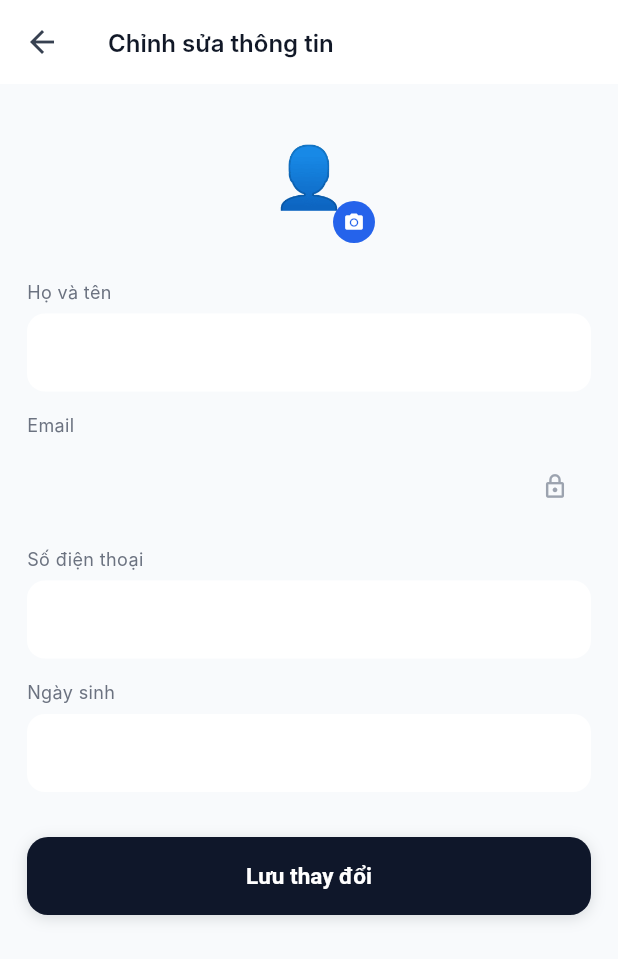
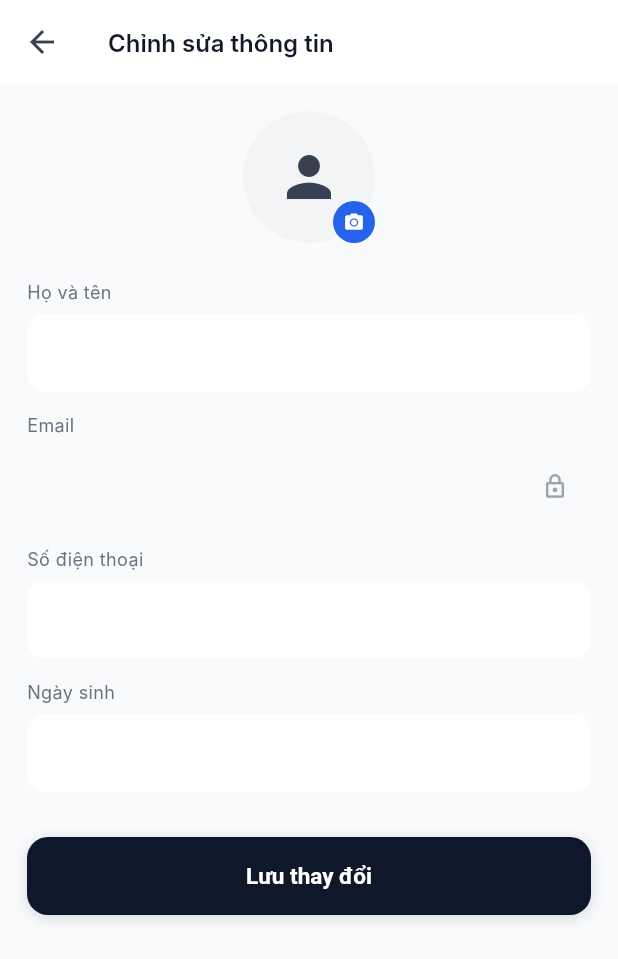
Before and after one commit to noobdude17/linh-kien-shop, a Flutter app: the EditProfileScreen screen opened by its route, on a phone screen of 412 x 824 dp. Shown: the top 959 px of the screen. Run offline on Flutter 3.47's test engine with Material 3 defaults, Android fonts, the phone set to English and light mode, and no system bars; our stand-ins replace cached_network_image, cloud_firestore, firebase_auth, firebase_core, flutter_map, flutter_riverpod and 7 more; accounts and stored records are empty; Roboto replaces fonts that are missing (Inter).

Commit message:
feat(profile): avatar system — Google photo + Cloudinary upload with crop
- Show Google avatar after login (read live from Auth); custom uploads take precedence
- Change avatar: pick from gallery → crop/zoom (1:1, circular guide) → upload to Cloudinary
- Reusable Cloudinary uploader (lib/core/services/cloudinary.dart) for future product images
- Firestore stores only custom uploads; toFirestore() deliberately omits photoUrl
- Drop unused firebase_storage; add http + image_cropper (uCrop activity in manifest)

Co-Authored-By: Claude Opus 4.8 <noreply@anthropic.com>

```diff
--- a/assets/config/firebase_config.example.json
+++ b/assets/config/firebase_config.example.json
@@ -10,5 +10,7 @@
   "FIREBASE_MEASUREMENT_ID": "your-measurement-id",
   "FIREBASE_IOS_API_KEY": "your-ios-api-key",
   "FIREBASE_IOS_APP_ID": "your-ios-app-id",
-  "FIREBASE_IOS_BUNDLE_ID": "com.nhom.lks"
+  "FIREBASE_IOS_BUNDLE_ID": "com.nhom.lks",
+  "CLOUDINARY_CLOUD_NAME": "your-cloud-name",
+  "CLOUDINARY_UPLOAD_PRESET": "your-unsigned-preset"
 }
--- a/lib/core/config/app_config.dart
+++ b/lib/core/config/app_config.dart
@@ -11,4 +11,8 @@ class AppConfig {
 
   /// Có dùng Firebase thật hay không. Do `main.dart` gán sau khi init.
   static bool firebaseEnabled = false;
+
+  /// Cloudinary (upload ảnh: avatar, sản phẩm...). `main.dart` gán từ config.
+  static String cloudinaryCloudName = '';
+  static String cloudinaryUploadPreset = '';
 }
--- /dev/null
+++ b/lib/core/widgets/user_avatar.dart
@@ -0,0 +1,33 @@
+import 'dart:io';
+
+import 'package:cached_network_image/cached_network_image.dart';
+import 'package:flutter/material.dart';
+
+import '../theme/app_colors.dart';
+
+/// Ảnh đại diện: URL mạng (Google/Cloudinary), đường dẫn file cục bộ (mock),
+/// hoặc placeholder người dùng khi chưa có ảnh.
+class UserAvatar extends StatelessWidget {
+  final String? photoUrl;
+  final double radius;
+  const UserAvatar({super.key, this.photoUrl, this.radius = 30});
+
+  @override
+  Widget build(BuildContext context) {
+    final p = photoUrl;
+    ImageProvider? img;
+    if (p != null && p.isNotEmpty) {
+      img = p.startsWith('http')
+          ? CachedNetworkImageProvider(p)
+          : FileImage(File(p)); // mock: đường dẫn file cục bộ
+    }
+    return CircleAvatar(
+      radius: radius,
+      backgroundColor: AppColors.inputFill,
+      backgroundImage: img,
+      child: img == null
+          ? Icon(Icons.person, color: AppColors.bodyText, size: radius)
+          : null,
+    );
+  }
+}
--- a/lib/main.dart
+++ b/lib/main.dart
@@ -13,6 +13,9 @@ void main() async {
       options: await DefaultFirebaseOptions.currentPlatform,
     );
     AppConfig.firebaseEnabled = true; // có config hợp lệ → dùng backend thật
+    final cfg = DefaultFirebaseOptions.rawConfig;
+    AppConfig.cloudinaryCloudName = cfg?['CLOUDINARY_CLOUD_NAME'] ?? '';
+    AppConfig.cloudinaryUploadPreset = cfg?['CLOUDINARY_UPLOAD_PRESET'] ?? '';
   } catch (e) {
     AppConfig.firebaseEnabled = false; // chưa có config → chạy mock
     debugPrint('Firebase chưa cấu hình — chạy ở chế độ mock UI. ($e)');
--- a/pubspec.yaml
+++ b/pubspec.yaml
@@ -19,7 +19,6 @@ dependencies:
   firebase_core: ^3.13.0
   firebase_auth: ^5.5.4
   cloud_firestore: ^5.6.7
-  firebase_storage: ^12.4.5
 
   # Google Sign-In
   google_sign_in: ^6.2.2
@@ -34,6 +33,8 @@ dependencies:
   # UI & utilities
   cached_network_image: ^3.4.1
   image_picker: ^1.1.2
+  image_cropper: ^9.0.0
+  http: ^1.2.0
   intl: ^0.20.2
   flutter_slidable: ^3.1.0
   badges: ^3.1.2
```
Also changed, not shown: lib/core/services/cloudinary.dart (added, +31 -0 lines), lib/data/models/user_model.dart (+7 -0 lines), lib/data/repositories/auth_repository.dart (+42 -5 lines), lib/features/profile/screens/edit_profile_screen.dart (+45 -1 lines), lib/features/profile/screens/profile_screen.dart (+4 -3 lines), lib/core/config/firebase_options.dart, pubspec.lock, 2 other files.
